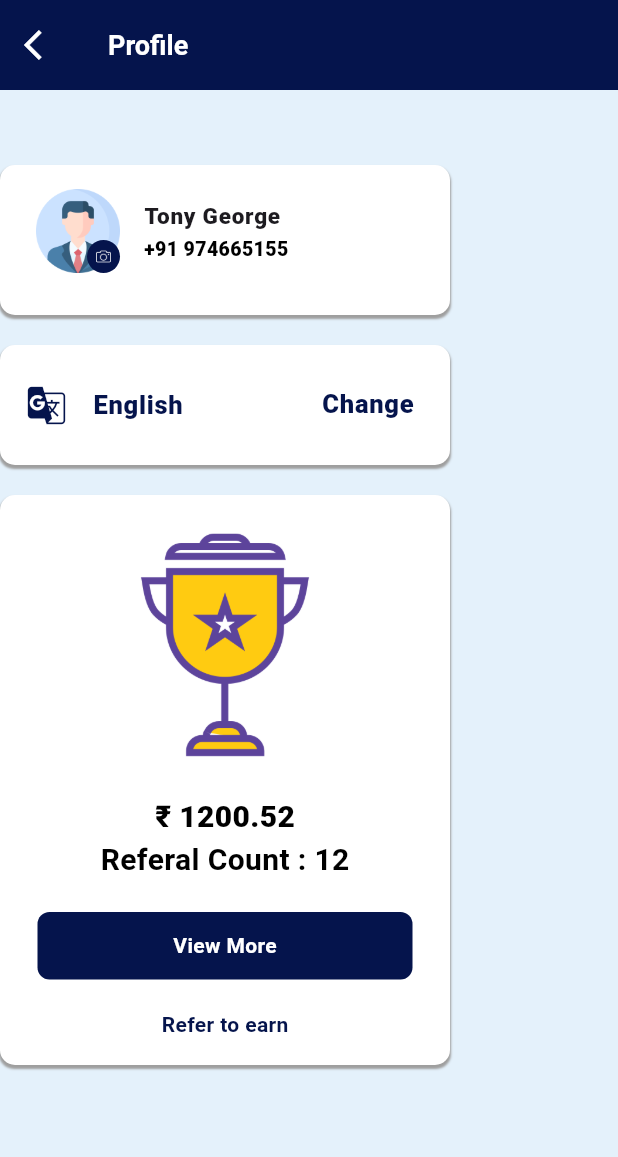
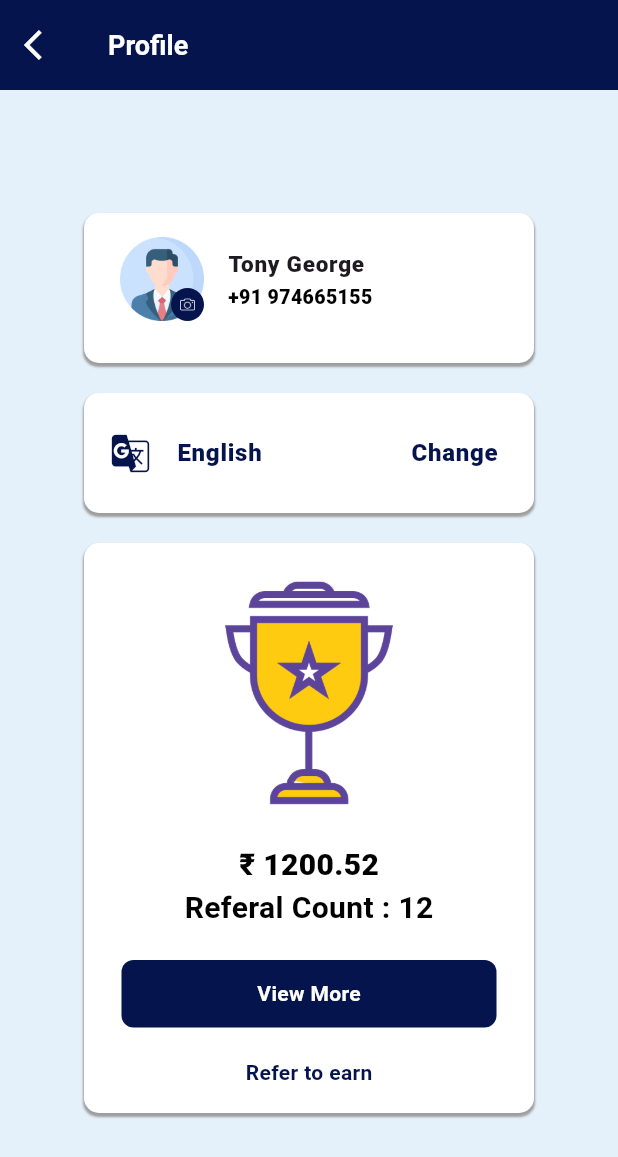
Before and after one commit to AthiraaAthi/project_way, a Flutter app: the ProfileScreen screen opened directly, on a phone screen of 412 x 824 dp. Shown: the top 1157 px of the screen. Run offline on Flutter 3.47's test engine with Material 3 defaults, Android fonts, the phone set to English and light mode, and no system bars; our stand-ins replace carousel_slider, easy_localization, fl_chart, flutter_toggle_tab, pinput, table_calendar and 1 more.

```diff
--- a/lib/view/profile/profile_screen.dart
+++ b/lib/view/profile/profile_screen.dart
@@ -44,13 +44,11 @@ class ProfileScreen extends StatelessWidget {
           ),
         ),
         body: ResponsiveWidget(
-          mobile: SingleChildScrollView(
+          mobile: Center(
             child: Column(
               mainAxisAlignment: MainAxisAlignment.center,
               children: [
-                Padding(
-                  padding: const EdgeInsets.only(top: 50),
-                  child: Container(
+                Container(
                   height: 100,
                   width: 300,
                   decoration: BoxDecoration(
@@ -99,7 +97,6 @@ class ProfileScreen extends StatelessWidget {
                     ),
                   ),
                 ),
-                ),
                 SizedBox(
                   height: 20,
                 ),
@@ -132,7 +129,7 @@ class ProfileScreen extends StatelessWidget {
                         style: TextStyle(
                             color: ColorConstant.defIndigo,
                             fontWeight: FontWeight.w800,
-                            fontSize: 17),
+                            fontSize: 16),
                       ),
                       trailing: InkWell(
                         //FOR DIALOG BOX
@@ -142,7 +139,7 @@ class ProfileScreen extends StatelessWidget {
                           style: TextStyle(
                               color: ColorConstant.defIndigo,
                               fontWeight: FontWeight.w900,
-                              fontSize: 17),
+                              fontSize: 16),
                         ),
                       ),
                     ),
@@ -223,9 +220,6 @@ class ProfileScreen extends StatelessWidget {
                     ],
                   ),
                 ),
-                SizedBox(
-                  height: 90,
-                )
               ],
             ),
           ),
```
Also changed, not shown: assets/translations/en.json (+11 -0 lines). Lines whose indentation alone changed are shown as unchanged.
